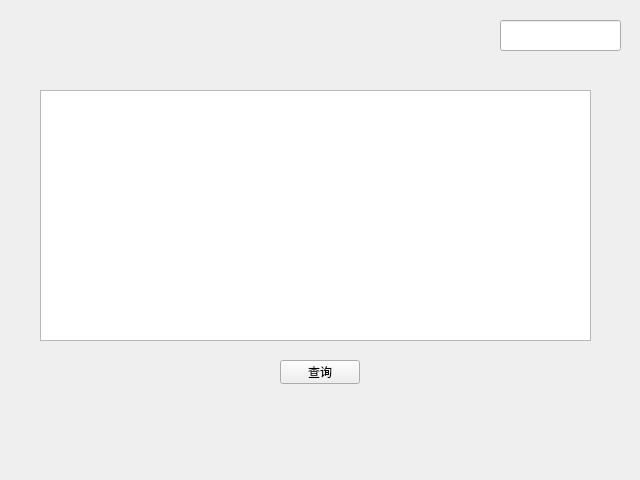
Isabella98Liu/QRCodeManagement_Raspi, file QRCodeManagement_Raspi/3_Scan/scan.ui: the form before one commit.
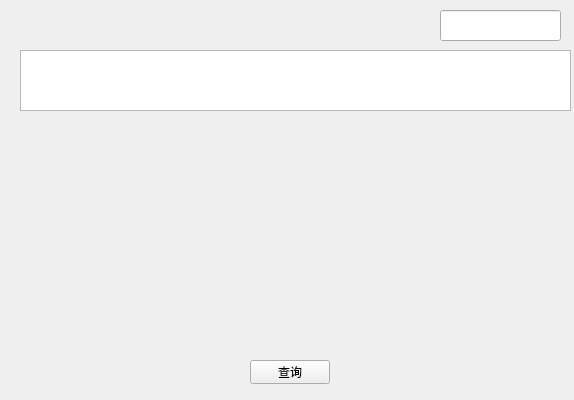
The form after the commit.

```diff
--- a/QRCodeManagement_Raspi/3_Scan/scan.ui
+++ b/QRCodeManagement_Raspi/3_Scan/scan.ui
@@ -6,8 +6,8 @@
    <rect>
     <x>0</x>
     <y>0</y>
-    <width>640</width>
-    <height>480</height>
+    <width>574</width>
+    <height>400</height>
    </rect>
   </property>
   <property name="windowTitle">
@@ -16,8 +16,8 @@
   <widget class="QLineEdit" name="lineEdit">
    <property name="geometry">
     <rect>
-     <x>500</x>
-     <y>20</y>
+     <x>440</x>
+     <y>10</y>
      <width>121</width>
      <height>31</height>
     </rect>
@@ -26,7 +26,7 @@
   <widget class="QPushButton" name="pushButton">
    <property name="geometry">
     <rect>
-     <x>280</x>
+     <x>250</x>
      <y>360</y>
      <width>80</width>
      <height>24</height>
@@ -39,13 +39,24 @@
   <widget class="QTableView" name="tableView">
    <property name="geometry">
     <rect>
-     <x>40</x>
-     <y>90</y>
+     <x>20</x>
+     <y>50</y>
      <width>551</width>
-     <height>251</height>
+     <height>61</height>
     </rect>
    </property>
   </widget>
+  <widget class="QWidget" name="verticalLayoutWidget">
+   <property name="geometry">
+    <rect>
+     <x>110</x>
+     <y>110</y>
+     <width>351</width>
+     <height>241</height>
+    </rect>
+   </property>
+   <layout class="QVBoxLayout" name="verticalLayout"/>
+  </widget>
  </widget>
  <resources/>
  <connections/>
```
